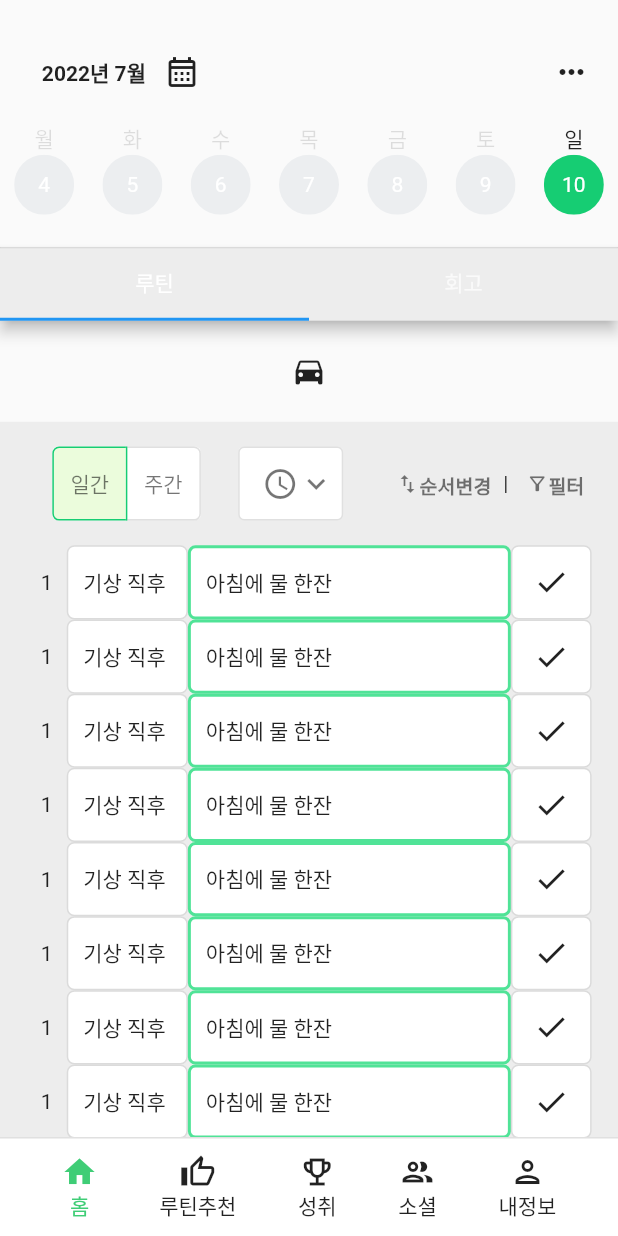
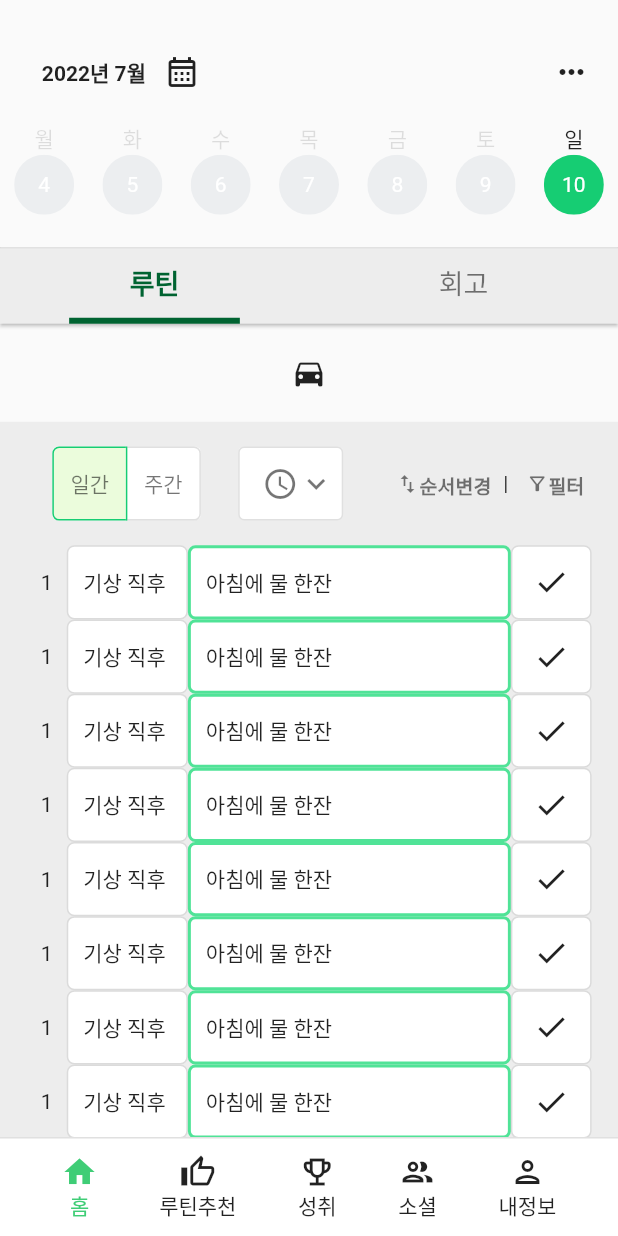
Before and after one commit to younhui97/MyRoutineCloneProj, a Flutter app: the screen it shows after launch, on a phone screen of 412 x 824 dp. Run offline on Flutter 3.47's test engine with Material 2 defaults, Android fonts, the phone set to English and light mode, and no system bars; Roboto replaces fonts that are missing (pr).

Commit message:
just before moving routine in a tab

```diff
--- a/lib/main_page.dart
+++ b/lib/main_page.dart
@@ -22,6 +22,7 @@ class _MainPageState extends State<MainPage>{
             Container(
               height: MediaQuery.of(context).size.height,
               child:
+                Expanded(child:
                   Column(
                   children: [
                     SizedBox( height: MediaQuery.of(context).size.height*0.027,),
@@ -91,6 +92,7 @@ class _MainPageState extends State<MainPage>{
                       Container(
                           height: MediaQuery.of(context).size.height*0.72,
                           color: const Color(0xFFEDEDED),
+                          child: Expanded(
                             child: Column(
                               mainAxisAlignment: MainAxisAlignment.start,
                               children: [
@@ -216,10 +218,12 @@ class _MainPageState extends State<MainPage>{
                                 )
                               ],
                             ),
+                          )
                       ),
                     )
                   ],
-              ),
+                ),)
+
             ),
             bottomNavigationBar: BottomAppBar (
                 elevation: 0,
@@ -442,13 +446,21 @@ class Tabbar extends StatelessWidget {
         length: 2,
         child: Scaffold(
           appBar: AppBar(
+            elevation: 1,
             backgroundColor: Color(0xFFEDEDED),
             toolbarHeight: 0,
             leading: null,
-            bottom: const TabBar(
+            bottom: TabBar(
+              indicatorWeight: 4,
+              indicatorSize: TabBarIndicatorSize.label,
+              indicatorColor: Color(0xFF006331),
+              unselectedLabelColor: Colors.black54,
+              labelColor: Color(0xFF006331),
+              unselectedLabelStyle: TextStyle(color: Color(0xFF006331), fontSize: 18),
+              labelStyle: TextStyle(color: Color(0xFF006331), fontSize: 18, fontWeight: FontWeight.bold),
               tabs: [
-                Tab(text: "루틴"),
-                Tab(text: "회고"),
+                Tab(text: "         루틴         "),
+                Tab(text: "         회고         "),
               ],
             ),
           ),
```
Lines whose indentation alone changed are shown as unchanged.
